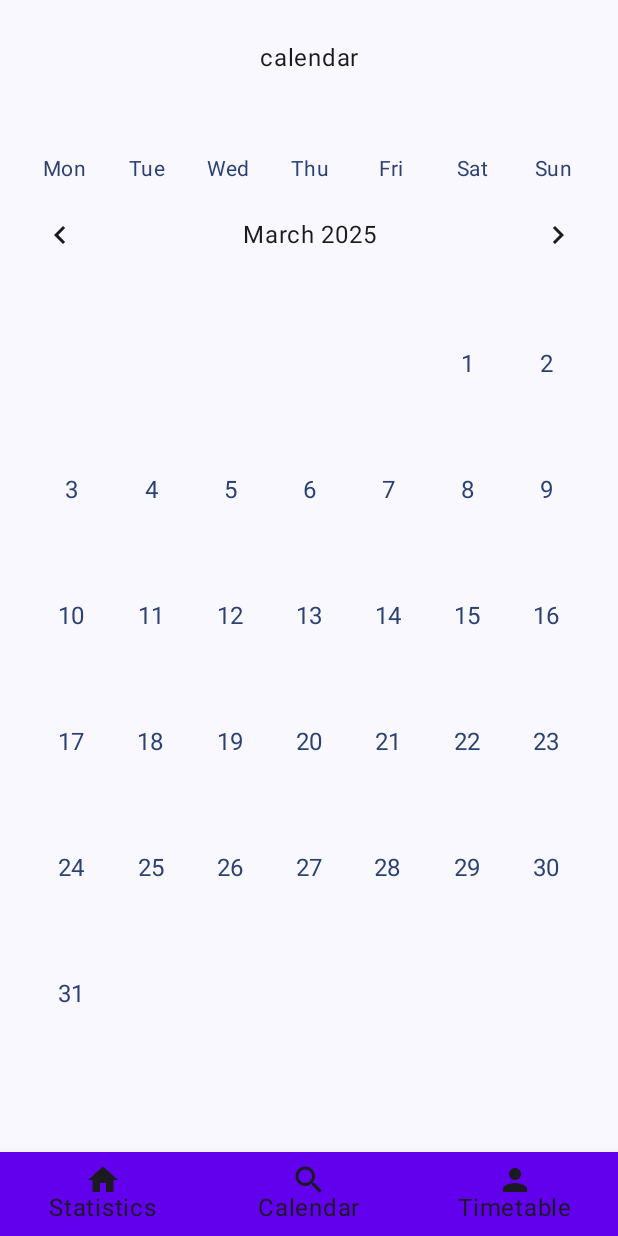
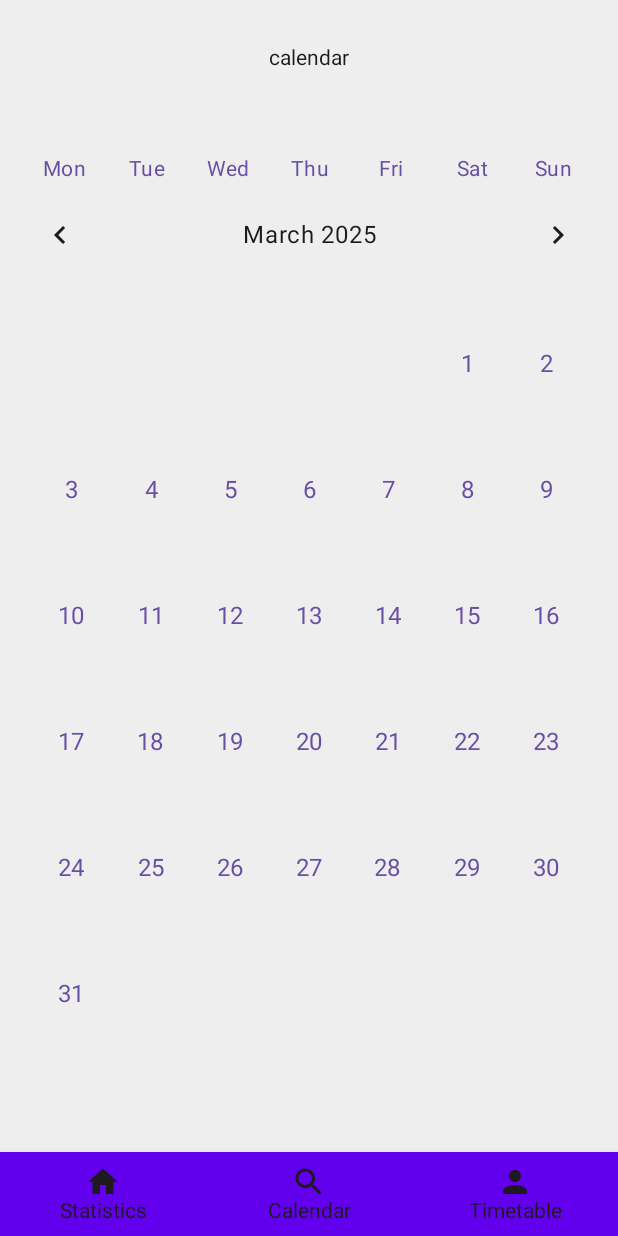
Before and after one commit to BogdanDohtarenko/PetEmotions, an Android app built with Jetpack Compose: the screen it shows after launch (MainActivity), on a phone screen of 412 x 824 dp. Run offline under Robolectric (Android 15) with nearby library versions, the phone set to English and light mode, and no system bars; our stand-ins replace Dagger/Hilt's generated code, Room's generated code, accompanist, paging; libraries missing offline, so code that uses them is left out: com.google.accompanist.navigation.

Commit message:
start using custom theme

```diff
--- a/app/src/main/java/com/ideasapp/petemotions/presentation/activity/MainActivity.kt
+++ b/app/src/main/java/com/ideasapp/petemotions/presentation/activity/MainActivity.kt
@@ -8,13 +8,14 @@ import androidx.activity.viewModels
 import androidx.lifecycle.ViewModelProvider
 import com.ideasapp.petemotions.presentation.ui.screens.calendar.CalendarScreen
 import com.ideasapp.petemotions.presentation.ui.screens.screen_containers.MainScreen
+import com.ideasapp.petemotions.presentation.ui.theme.MainTheme
 import com.ideasapp.petemotions.presentation.ui.theme.PetEmotionsTheme
 import com.ideasapp.petemotions.presentation.viewModels.CalendarViewModel
 import com.ideasapp.petemotions.presentation.viewModels.TimetableViewModel
 import dagger.hilt.android.AndroidEntryPoint
 
 //TODO
-// 1.custom theme !
+// 1. amend/use custom theme
 // 2.notifications with timetable !
 // 3.PERSONAL TIPS !
 // 4.moods on calendar !
@@ -31,7 +32,7 @@ class MainActivity : ComponentActivity() {
         super.onCreate(savedInstanceState)
         enableEdgeToEdge()
         setContent {
-            PetEmotionsTheme {
+            MainTheme {
                 MainScreen(calendarViewModel, timetableViewModel)
             }
         }
--- a/app/src/main/java/com/ideasapp/petemotions/presentation/ui/reusableElements/BottomNavigation.kt
+++ b/app/src/main/java/com/ideasapp/petemotions/presentation/ui/reusableElements/BottomNavigation.kt
@@ -1,19 +1,22 @@
 package com.ideasapp.petemotions.presentation.ui.reusableElements
 
+import androidx.compose.foundation.background
 import androidx.compose.material.BottomNavigation
 import androidx.compose.material.BottomNavigationItem
 import androidx.compose.material3.Icon
 import androidx.compose.material3.Text
 import androidx.compose.runtime.Composable
 import androidx.compose.runtime.getValue
+import androidx.compose.ui.Modifier
 import androidx.navigation.NavController
 import androidx.navigation.compose.currentBackStackEntryAsState
 import com.ideasapp.petemotions.presentation.navigation.BottomNavItem
+import com.ideasapp.petemotions.presentation.ui.theme.MainTheme
 
 //TODO add beautiful animations
 @Composable
 fun BottomNavigationBar(navController:NavController) {
-    BottomNavigation() {
+    BottomNavigation(modifier = Modifier.background(MainTheme.colors.buttonColor)) {
         val navBackStackEntry by navController.currentBackStackEntryAsState()
         val currentRoute = navBackStackEntry?.destination?.route
         BottomNavigationItem(
--- a/app/src/main/java/com/ideasapp/petemotions/presentation/ui/reusableElements/NavigationHost.kt
+++ b/app/src/main/java/com/ideasapp/petemotions/presentation/ui/reusableElements/NavigationHost.kt
@@ -7,8 +7,10 @@ import androidx.compose.animation.fadeIn
 import androidx.compose.animation.fadeOut
 import androidx.compose.animation.slideInHorizontally
 import androidx.compose.animation.slideOutHorizontally
+import androidx.compose.foundation.background
 import androidx.compose.material3.Text
 import androidx.compose.runtime.Composable
+import androidx.compose.ui.Modifier
 import androidx.navigation.NavHostController
 import androidx.navigation.NavType
 import androidx.navigation.compose.NavHost
@@ -19,6 +21,7 @@ import com.ideasapp.petemotions.domain.entity.calendar.CalendarUiState
 import com.ideasapp.petemotions.presentation.activity.MainActivity
 import com.ideasapp.petemotions.presentation.navigation.BottomNavItem
 import com.ideasapp.petemotions.presentation.navigation.NavItem
+import com.ideasapp.petemotions.presentation.ui.theme.MainTheme
 import com.ideasapp.petemotions.presentation.util.toCalendarUiStateDate
 
 
@@ -32,7 +35,11 @@ fun NavigationHost(
     dayInfoEditContent: @Composable (CalendarUiState.Date?,  () -> Unit) -> Unit,
 ) {
     //TODO amend animations
-    NavHost(navController, startDestination = BottomNavItem.Calendar.route) {
+    NavHost(
+        navController,
+        startDestination = BottomNavItem.Calendar.route,
+        modifier = Modifier.background(MainTheme.colors.buttonColor)
+    ) {
         //STATISTIC
         composable(
             BottomNavItem.Statistics.route,
--- a/app/src/main/java/com/ideasapp/petemotions/presentation/ui/screens/calendar/CalendarWidget.kt
+++ b/app/src/main/java/com/ideasapp/petemotions/presentation/ui/screens/calendar/CalendarWidget.kt
@@ -104,7 +104,7 @@ fun ContentItem(
         Column(
             modifier = Modifier.align(Alignment.Center),
         ) {
-            // TODO Get  gray icon if not filled
+            // TODO Get gray icon if not filled
             Text(
                 text = date.dayInfoItem.mood, //set mood here
                 style = MaterialTheme.typography.bodyMedium,
--- a/app/src/main/java/com/ideasapp/petemotions/presentation/ui/screens/screen_containers/MainScreen.kt
+++ b/app/src/main/java/com/ideasapp/petemotions/presentation/ui/screens/screen_containers/MainScreen.kt
@@ -1,5 +1,6 @@
 package com.ideasapp.petemotions.presentation.ui.screens.screen_containers
 
+import androidx.compose.foundation.background
 import androidx.compose.foundation.layout.Arrangement
 import androidx.compose.foundation.layout.Column
 import androidx.compose.foundation.layout.navigationBarsPadding
@@ -18,6 +19,7 @@ import com.ideasapp.petemotions.presentation.ui.screens.calendar.CalendarScreen
 import com.ideasapp.petemotions.presentation.ui.screens.calendar.DayInfoEdit
 import com.ideasapp.petemotions.presentation.ui.screens.statistics.StatisticsScreen
 import com.ideasapp.petemotions.presentation.ui.screens.timetable.FullTimetableScreen
+import com.ideasapp.petemotions.presentation.ui.theme.MainTheme
 import com.ideasapp.petemotions.presentation.util.toJson
 import com.ideasapp.petemotions.presentation.viewModels.CalendarViewModel
 import com.ideasapp.petemotions.presentation.viewModels.TimetableViewModel
--- a/app/src/main/java/com/ideasapp/petemotions/presentation/ui/theme/Color.kt
+++ b/app/src/main/java/com/ideasapp/petemotions/presentation/ui/theme/Color.kt
@@ -1,5 +1,6 @@
 package com.ideasapp.petemotions.presentation.ui.theme
 
+import androidx.compose.runtime.staticCompositionLocalOf
 import androidx.compose.ui.graphics.Color
 
 val Purple80=Color(0xFFD0BCFF)
@@ -9,3 +10,19 @@ val Pink80=Color(0xFFEFB8C8)
 val Purple40=Color(0xFF6650a4)
 val PurpleGrey40=Color(0xFF625b71)
 val Pink40=Color(0xFF7D5260)
+
+val baseLightPalette = ColorPalette(
+    mainColor = Pink40,
+    singleTheme = Color.White,
+    oppositeTheme = Color.Black,
+    buttonColor = Color(0xFFEFEEEE)
+)
+val baseDarkPalette = baseLightPalette.copy(
+    mainColor = Pink80,
+    singleTheme = Color.Black,
+    oppositeTheme = Color.White,
+    buttonColor = Color(0xFF2D2D31)
+)
+val LocalColors = staticCompositionLocalOf<ColorPalette> {
+    error("Colors composition error")
+}
--- /dev/null
+++ b/app/src/main/java/com/ideasapp/petemotions/presentation/ui/theme/ColorPalette.kt
@@ -0,0 +1,10 @@
+package com.ideasapp.petemotions.presentation.ui.theme
+
+import androidx.compose.ui.graphics.Color
+
+data class ColorPalette(
+    val mainColor: Color,
+    val singleTheme: Color,
+    val oppositeTheme: Color,
+    val buttonColor: Color,
+)
--- /dev/null
+++ b/app/src/main/java/com/ideasapp/petemotions/presentation/ui/theme/MainTheme.kt
@@ -0,0 +1,27 @@
+package com.ideasapp.petemotions.presentation.ui.theme
+
+import androidx.compose.foundation.isSystemInDarkTheme
+import androidx.compose.runtime.Composable
+import androidx.compose.runtime.CompositionLocalProvider
+import androidx.compose.runtime.ReadOnlyComposable
+
+@Composable
+fun MainTheme(
+    darkTheme: Boolean = isSystemInDarkTheme(),
+    content: @Composable () -> Unit,
+) {
+
+    val colors = if (!darkTheme) baseLightPalette
+    else baseDarkPalette
+
+    CompositionLocalProvider(
+        LocalColors provides colors,
+        content = content
+    )
+}
+
+object MainTheme {
+    val colors: ColorPalette
+        @Composable @ReadOnlyComposable
+        get() = LocalColors.current
+}
```
